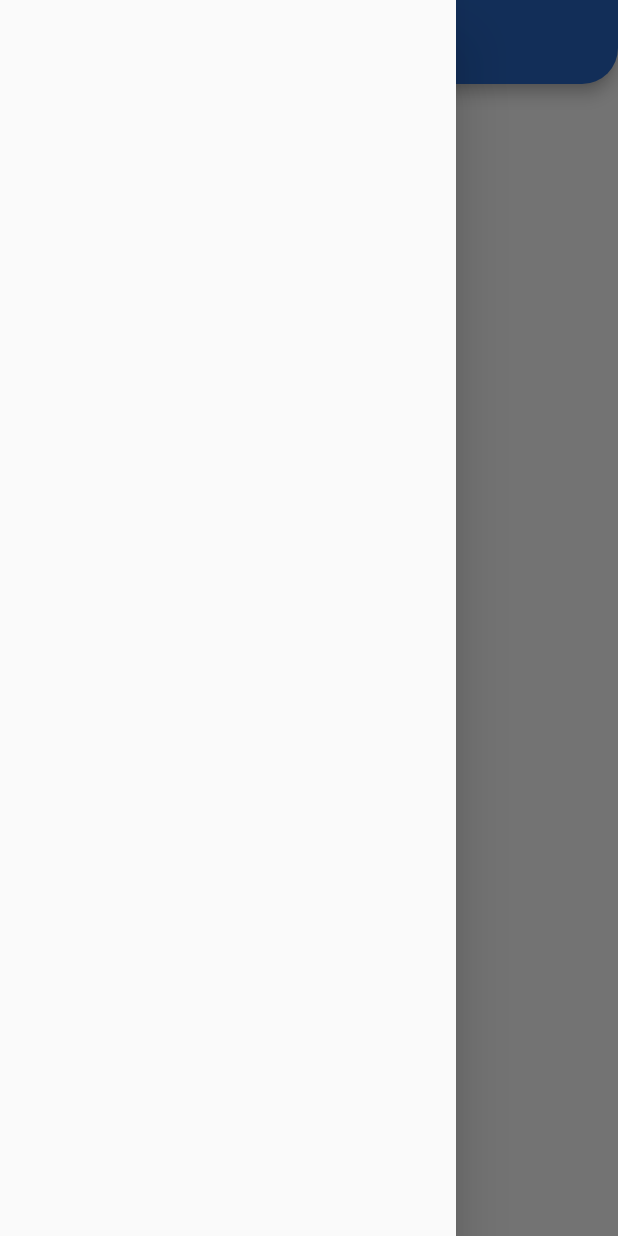
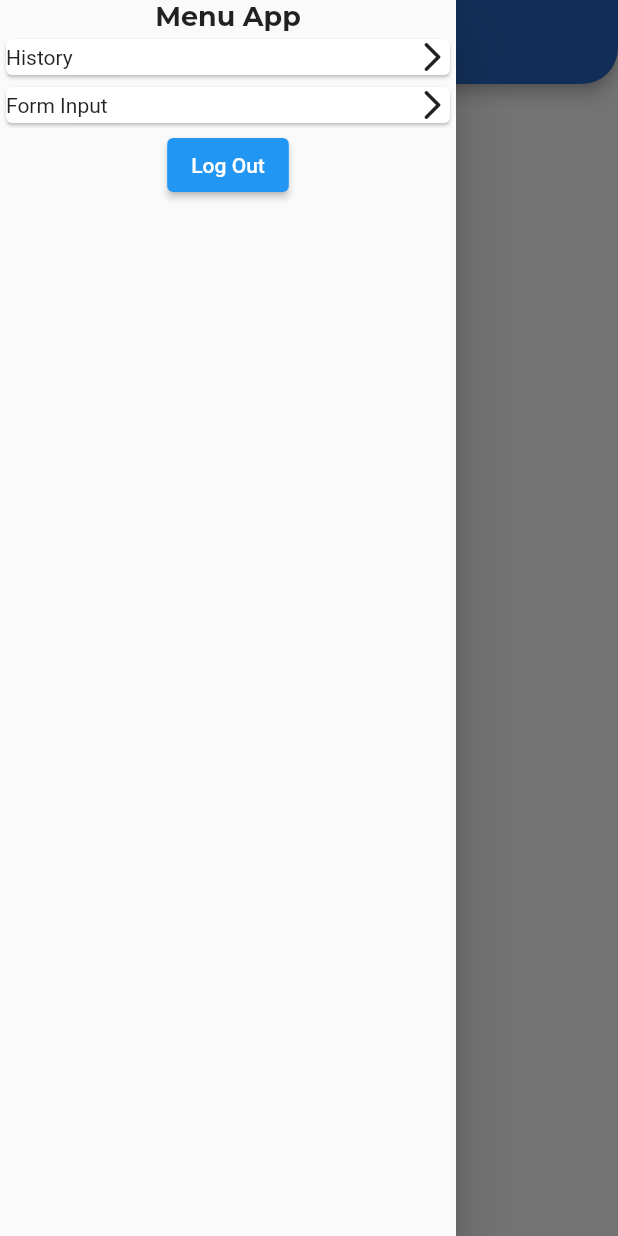
Before and after one commit to MauL08/Tenants, a Flutter app: the HistoryPage screen opened directly, with the side drawer open, on a phone screen of 412 x 824 dp. Run offline on Flutter 3.47's test engine with Material 2 defaults, Android fonts, the phone set to English and light mode, and no system bars; our stand-ins replace dio, get, google_fonts, hive; accounts and stored records are empty.

Commit message:
add drawer

```diff
--- a/lib/pages/drawer_page/drawer_page.dart
+++ b/lib/pages/drawer_page/drawer_page.dart
@@ -0,0 +1,48 @@
+import 'package:flutter/material.dart';
+import 'package:tenantsapp/core/config/app_config.dart';
+
+class DrawerPage extends StatelessWidget {
+  const DrawerPage({Key? key}) : super(key: key);
+
+  @override
+  Widget build(BuildContext context) {
+    return Drawer(
+      child: SafeArea(
+        child: Column(
+          children: [
+            Text(
+              'Menu App',
+              style: heading2Style,
+            ),
+            Column(
+              children: [
+                Card(
+                  child: Row(
+                    mainAxisAlignment: MainAxisAlignment.spaceBetween,
+                    children: [
+                      Text('History'),
+                      Icon(Icons.arrow_forward_ios_rounded),
+                    ],
+                  ),
+                ),
+                Card(
+                  child: Row(
+                    mainAxisAlignment: MainAxisAlignment.spaceBetween,
+                    children: [
+                      Text('Form Input'),
+                      Icon(Icons.arrow_forward_ios_rounded),
+                    ],
+                  ),
+                ),
+              ],
+            ),
+            ElevatedButton(
+              onPressed: () {},
+              child: Text('Log Out'),
+            ),
+          ],
+        ),
+      ),
+    );
+  }
+}
--- a/lib/pages/history_page/history_page.dart
+++ b/lib/pages/history_page/history_page.dart
@@ -1,5 +1,6 @@
 import 'package:flutter/material.dart';
 import 'package:tenantsapp/core/config/app_config.dart';
+import 'package:tenantsapp/pages/drawer_page/drawer_page.dart';
 
 class HistoryPage extends StatelessWidget {
   const HistoryPage({Key? key}) : super(key: key);
@@ -16,7 +17,7 @@ class HistoryPage extends StatelessWidget {
           ),
         ),
       ),
-      drawer: Drawer(),
+      drawer: DrawerPage(),
       body: Container(),
     );
   }
```
Also changed, not shown: assets/images/blank_image.png (added), assets/images/blank_image_long.png (added).
